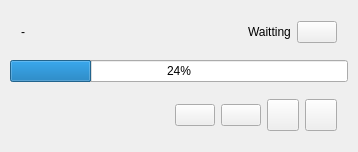
Above: sVanilla/src/ClientUi/Download/DownloadingListWidget.ui from WangPengZhan/sVanilla before the change. Below: the same form after it.
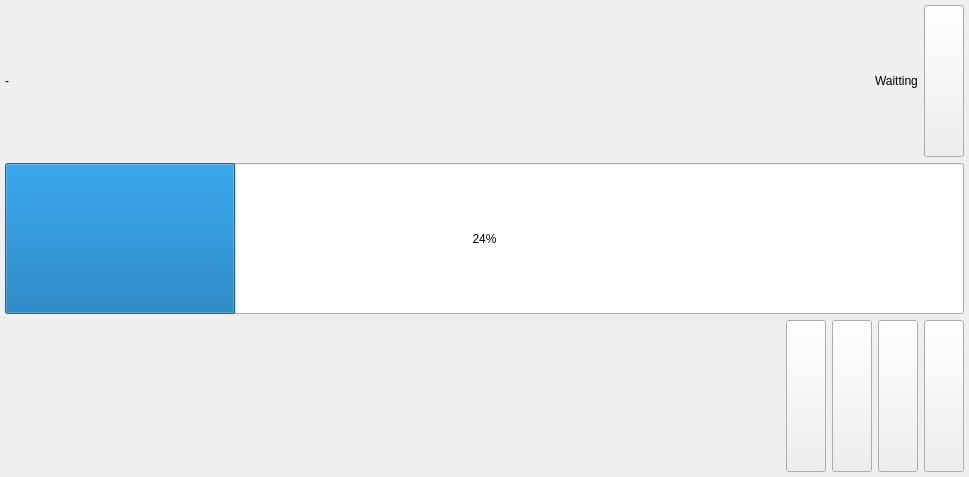
That is the form after the change.

```diff
--- a/sVanilla/src/ClientUi/Download/DownloadingListWidget.ui
+++ b/sVanilla/src/ClientUi/Download/DownloadingListWidget.ui
@@ -6,8 +6,8 @@
    <rect>
     <x>0</x>
     <y>0</y>
-    <width>358</width>
-    <height>144</height>
+    <width>969</width>
+    <height>477</height>
    </rect>
   </property>
   <property name="sizePolicy">
@@ -18,20 +18,32 @@
   </property>
   <layout class="QVBoxLayout" name="outsideLayout">
    <property name="leftMargin">
-    <number>10</number>
+    <number>5</number>
    </property>
    <property name="topMargin">
-    <number>10</number>
+    <number>5</number>
    </property>
    <property name="rightMargin">
-    <number>10</number>
+    <number>5</number>
    </property>
    <property name="bottomMargin">
-    <number>10</number>
+    <number>5</number>
    </property>
    <item>
     <widget class="QWidget" name="titleWidget" native="true">
      <layout class="QHBoxLayout" name="titleLayout">
+      <property name="leftMargin">
+       <number>0</number>
+      </property>
+      <property name="topMargin">
+       <number>0</number>
+      </property>
+      <property name="rightMargin">
+       <number>0</number>
+      </property>
+      <property name="bottomMargin">
+       <number>0</number>
+      </property>
       <item>
        <widget class="QLabel" name="Title">
         <property name="text">
@@ -46,8 +58,8 @@
         </property>
         <property name="sizeHint" stdset="0">
          <size>
-          <width>40</width>
-          <height>20</height>
+          <width>0</width>
+          <height>0</height>
          </size>
         </property>
        </spacer>
@@ -61,6 +73,12 @@
       </item>
       <item>
        <widget class="QPushButton" name="Delete">
+        <property name="sizePolicy">
+         <sizepolicy hsizetype="Preferred" vsizetype="Preferred">
+          <horstretch>0</horstretch>
+          <verstretch>0</verstretch>
+         </sizepolicy>
+        </property>
         <property name="text">
          <string/>
         </property>
@@ -71,6 +89,12 @@
    </item>
    <item>
     <widget class="QProgressBar" name="progressBar">
+     <property name="sizePolicy">
+      <sizepolicy hsizetype="Preferred" vsizetype="Preferred">
+       <horstretch>0</horstretch>
+       <verstretch>0</verstretch>
+      </sizepolicy>
+     </property>
      <property name="value">
       <number>24</number>
      </property>
@@ -79,6 +103,18 @@
    <item>
     <widget class="QWidget" name="btnWidget" native="true">
      <layout class="QHBoxLayout" name="btnLayout">
+      <property name="leftMargin">
+       <number>0</number>
+      </property>
+      <property name="topMargin">
+       <number>0</number>
+      </property>
+      <property name="rightMargin">
+       <number>0</number>
+      </property>
+      <property name="bottomMargin">
+       <number>0</number>
+      </property>
       <item>
        <widget class="QLabel" name="Size">
         <property name="text">
@@ -114,14 +150,20 @@
         </property>
         <property name="sizeHint" stdset="0">
          <size>
-          <width>40</width>
-          <height>20</height>
+          <width>0</width>
+          <height>0</height>
          </size>
         </property>
        </spacer>
       </item>
       <item>
        <widget class="QPushButton" name="Pause">
+        <property name="sizePolicy">
+         <sizepolicy hsizetype="Preferred" vsizetype="Preferred">
+          <horstretch>0</horstretch>
+          <verstretch>0</verstretch>
+         </sizepolicy>
+        </property>
         <property name="text">
          <string/>
         </property>
@@ -129,6 +171,12 @@
       </item>
       <item>
        <widget class="QPushButton" name="Start">
+        <property name="sizePolicy">
+         <sizepolicy hsizetype="Preferred" vsizetype="Preferred">
+          <horstretch>0</horstretch>
+          <verstretch>0</verstretch>
+         </sizepolicy>
+        </property>
         <property name="text">
          <string/>
         </property>
@@ -136,17 +184,11 @@
       </item>
       <item>
        <widget class="QPushButton" name="Folder">
-        <property name="minimumSize">
-         <size>
-          <width>32</width>
-          <height>32</height>
-         </size>
-        </property>
-        <property name="maximumSize">
-         <size>
-          <width>32</width>
-          <height>32</height>
-         </size>
+        <property name="sizePolicy">
+         <sizepolicy hsizetype="Preferred" vsizetype="Preferred">
+          <horstretch>0</horstretch>
+          <verstretch>0</verstretch>
+         </sizepolicy>
         </property>
         <property name="text">
          <string/>
@@ -155,17 +197,11 @@
       </item>
       <item>
        <widget class="QPushButton" name="Detail">
-        <property name="minimumSize">
-         <size>
-          <width>32</width>
-          <height>32</height>
-         </size>
-        </property>
-        <property name="maximumSize">
-         <size>
-          <width>32</width>
-          <height>32</height>
-         </size>
+        <property name="sizePolicy">
+         <sizepolicy hsizetype="Preferred" vsizetype="Preferred">
+          <horstretch>0</horstretch>
+          <verstretch>0</verstretch>
+         </sizepolicy>
         </property>
         <property name="text">
          <string/>
```
